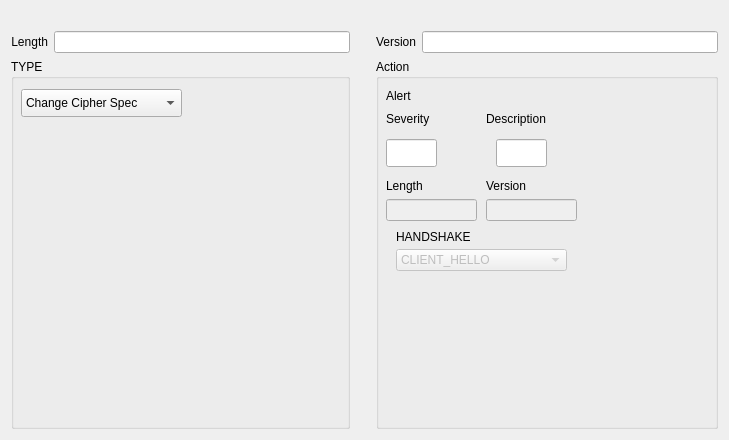
karthikbhata97/ostinato, file common/ssl.ui: the form before one commit.
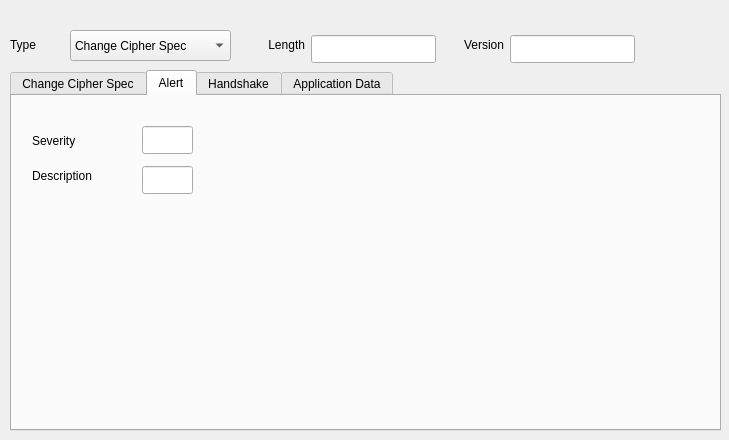
The form after the commit. The open tabs and pages were chosen to show the change.

Commit message: tab view for sub protocols

```diff
--- a/common/ssl.ui
+++ b/common/ssl.ui
@@ -13,19 +13,31 @@
   <property name="windowTitle">
    <string>Form</string>
   </property>
-  <layout class="QGridLayout">
-   <item row="1" column="1">
     <widget class="QLineEdit" name="leSslPayloadLength">
      <property name="enabled">
       <bool>true</bool>
      </property>
+   <property name="geometry">
+    <rect>
+     <x>311</x>
+     <y>35</y>
+     <width>125</width>
+     <height>28</height>
+    </rect>
+   </property>
      <property name="text">
       <string/>
      </property>
     </widget>
-   </item>
-   <item row="1" column="0">
     <widget class="QLabel" name="lbLength">
+   <property name="geometry">
+    <rect>
+     <x>260</x>
+     <y>35</y>
+     <width>45</width>
+     <height>20</height>
+    </rect>
+   </property>
      <property name="text">
       <string>Length</string>
      </property>
@@ -36,22 +48,15 @@
       <cstring>leSslPayloadLength</cstring>
      </property>
     </widget>
-   </item>
-   <item row="3" column="2">
-    <spacer>
-     <property name="orientation">
-      <enum>Qt::Vertical</enum>
-     </property>
-     <property name="sizeHint" stdset="0">
-      <size>
-       <width>20</width>
-       <height>40</height>
-      </size>
-     </property>
-    </spacer>
-   </item>
-   <item row="1" column="3">
     <widget class="QLabel" name="label_24">
+   <property name="geometry">
+    <rect>
+     <x>455</x>
+     <y>35</y>
+     <width>49</width>
+     <height>20</height>
+    </rect>
+   </property>
      <property name="text">
       <string>Version</string>
      </property>
@@ -59,184 +64,85 @@
       <set>Qt::AlignRight|Qt::AlignTrailing|Qt::AlignVCenter</set>
      </property>
     </widget>
-   </item>
-   <item row="0" column="4">
-    <spacer>
-     <property name="orientation">
-      <enum>Qt::Horizontal</enum>
-     </property>
-     <property name="sizeHint" stdset="0">
-      <size>
-       <width>40</width>
-       <height>20</height>
-      </size>
-     </property>
-    </spacer>
-   </item>
-   <item row="2" column="3" rowspan="2" colspan="2">
-    <widget class="QGroupBox" name="groupBox_2">
-     <property name="title">
-      <string>Action</string>
-     </property>
-     <widget class="QLabel" name="label">
+  <widget class="QLineEdit" name="leSslVersion">
       <property name="geometry">
        <rect>
-        <x>10</x>
-        <y>20</y>
-        <width>59</width>
-        <height>14</height>
-       </rect>
-      </property>
-      <property name="text">
-       <string/>
-      </property>
-     </widget>
-     <widget class="QComboBox" name="sslHandshakePro">
-      <property name="enabled">
-       <bool>false</bool>
-      </property>
+     <x>510</x>
+     <y>35</y>
+     <width>125</width>
+     <height>28</height>
+    </rect>
+   </property>
+  </widget>
+  <widget class="QComboBox" name="cbSslType">
       <property name="geometry">
        <rect>
-        <x>20</x>
-        <y>190</y>
-        <width>171</width>
-        <height>22</height>
-       </rect>
-      </property>
-      <item>
-       <property name="text">
-        <string>CLIENT_HELLO</string>
-       </property>
-      </item>
-      <item>
-       <property name="text">
-        <string>HELLO_REQUEST</string>
-       </property>
-      </item>
-      <item>
-       <property name="text">
-        <string>SERVER_HELLO</string>
-       </property>
-      </item>
-      <item>
-       <property name="text">
-        <string>CERTIFICATE</string>
-       </property>
-      </item>
-      <item>
-       <property name="text">
-        <string>SERVER_KEY_EXCHANGE</string>
-       </property>
-      </item>
-      <item>
-       <property name="text">
-        <string>CERTIFICATE_REQUEST</string>
-       </property>
-      </item>
-      <item>
-       <property name="text">
-        <string>SERVER_DONE</string>
-       </property>
-      </item>
-      <item>
-       <property name="text">
-        <string>CERTIFICATE_VERIFY</string>
-       </property>
-      </item>
-      <item>
-       <property name="text">
-        <string>CLIENT_KEY_EXCHANGE</string>
-       </property>
-      </item>
-      <item>
-       <property name="text">
-        <string>FINISHED</string>
-       </property>
-      </item>
-     </widget>
-     <widget class="QLabel" name="label_4">
-      <property name="geometry">
-       <rect>
-        <x>20</x>
-        <y>170</y>
-        <width>91</width>
-        <height>16</height>
-       </rect>
-      </property>
-      <property name="text">
-       <string>HANDSHAKE</string>
-      </property>
-     </widget>
-     <widget class="QLabel" name="label_5">
-      <property name="geometry">
-       <rect>
-        <x>10</x>
+     <x>70</x>
         <y>30</y>
-        <width>59</width>
-        <height>14</height>
-       </rect>
-      </property>
+     <width>161</width>
+     <height>31</height>
+    </rect>
+   </property>
+   <item>
       <property name="text">
+     <string>Change Cipher Spec</string>
+    </property>
+   </item>
+   <item>
+    <property name="text">
        <string>Alert</string>
       </property>
-     </widget>
-     <widget class="QLineEdit" name="leLength">
-      <property name="enabled">
-       <bool>false</bool>
-      </property>
-      <property name="geometry">
-       <rect>
-        <x>10</x>
-        <y>140</y>
-        <width>91</width>
-        <height>22</height>
-       </rect>
-      </property>
-     </widget>
-     <widget class="QLabel" name="label_6">
+   </item>
+   <item>
+    <property name="text">
+     <string>Handshake</string>
+    </property>
+   </item>
+   <item>
+    <property name="text">
+     <string>Application Data</string>
+    </property>
+   </item>
+  </widget>
+  <widget class="QLabel" name="label_8">
       <property name="geometry">
        <rect>
         <x>10</x>
-        <y>120</y>
-        <width>59</width>
-        <height>14</height>
+     <y>29</y>
+     <width>63</width>
+     <height>31</height>
        </rect>
       </property>
       <property name="text">
-       <string>Length</string>
-      </property>
-     </widget>
-     <widget class="QLineEdit" name="leVersion">
-      <property name="enabled">
-       <bool>false</bool>
-      </property>
+    <string>Type</string>
+   </property>
+  </widget>
+  <widget class="QTabWidget" name="tabWidget">
       <property name="geometry">
        <rect>
-        <x>110</x>
-        <y>140</y>
-        <width>91</width>
-        <height>22</height>
-       </rect>
-      </property>
-     </widget>
-     <widget class="QLabel" name="label_7">
-      <property name="geometry">
-       <rect>
-        <x>110</x>
-        <y>120</y>
-        <width>59</width>
-        <height>14</height>
-       </rect>
-      </property>
-      <property name="text">
-       <string>Version</string>
-      </property>
-     </widget>
+     <x>10</x>
+     <y>70</y>
+     <width>711</width>
+     <height>361</height>
+    </rect>
+   </property>
+   <property name="currentIndex">
+    <number>0</number>
+   </property>
+   <widget class="QWidget" name="tabCCS">
+    <attribute name="title">
+     <string>Change Cipher Spec</string>
+    </attribute>
+   </widget>
+   <widget class="QWidget" name="tabAlert">
+    <attribute name="title">
+     <string>Alert</string>
+    </attribute>
      <widget class="QLineEdit" name="leAlertSeverity">
       <property name="geometry">
        <rect>
-        <x>10</x>
-        <y>80</y>
+       <x>130</x>
+       <y>30</y>
         <width>51</width>
         <height>28</height>
        </rect>
@@ -245,31 +151,31 @@
      <widget class="QLineEdit" name="leAlertDescription">
       <property name="geometry">
        <rect>
-        <x>120</x>
-        <y>80</y>
+       <x>130</x>
+       <y>70</y>
         <width>51</width>
         <height>28</height>
        </rect>
       </property>
      </widget>
-     <widget class="QLabel" name="label_2">
+    <widget class="QLabel" name="label">
       <property name="geometry">
        <rect>
-        <x>10</x>
-        <y>50</y>
+       <x>20</x>
+       <y>29</y>
         <width>63</width>
-        <height>20</height>
+       <height>31</height>
        </rect>
       </property>
       <property name="text">
        <string>Severity</string>
       </property>
      </widget>
-     <widget class="QLabel" name="label_3">
+    <widget class="QLabel" name="label_2">
       <property name="geometry">
        <rect>
-        <x>110</x>
-        <y>50</y>
+       <x>20</x>
+       <y>70</y>
         <width>81</width>
         <height>20</height>
        </rect>
@@ -279,48 +185,17 @@
       </property>
      </widget>
     </widget>
-   </item>
-   <item row="1" column="4">
-    <widget class="QLineEdit" name="leSslVersion"/>
-   </item>
-   <item row="2" column="0" rowspan="2" colspan="2">
-    <widget class="QGroupBox" name="groupBox">
-     <property name="title">
-      <string>TYPE</string>
-     </property>
-     <widget class="QComboBox" name="cbSslType">
-      <property name="geometry">
-       <rect>
-        <x>10</x>
-        <y>30</y>
-        <width>161</width>
-        <height>28</height>
-       </rect>
-      </property>
-      <item>
-       <property name="text">
-        <string>Change Cipher Spec</string>
-       </property>
-      </item>
-      <item>
-       <property name="text">
-        <string>Alert</string>
-       </property>
-      </item>
-      <item>
-       <property name="text">
+   <widget class="QWidget" name="tabHandshake">
+    <attribute name="title">
         <string>Handshake</string>
-       </property>
-      </item>
-      <item>
-       <property name="text">
+    </attribute>
+   </widget>
+   <widget class="QWidget" name="tabApplicationData">
+    <attribute name="title">
         <string>Application Data</string>
-       </property>
-      </item>
-     </widget>
-    </widget>
-   </item>
-  </layout>
+    </attribute>
+   </widget>
+  </widget>
  </widget>
  <resources/>
  <connections/>
```
Left out of the diff: 19 changed lines with no effect on the pictures. Lines whose indentation alone changed are shown as unchanged. The commit also changes 1 other file.
